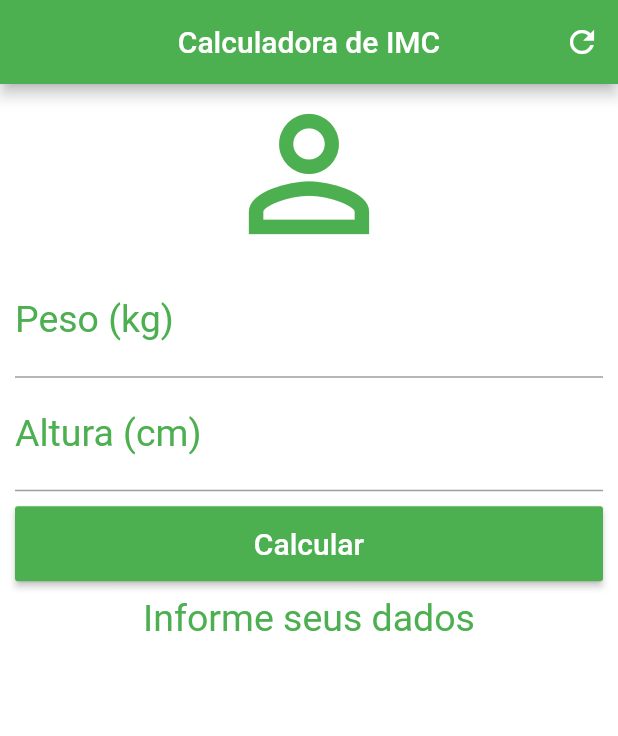
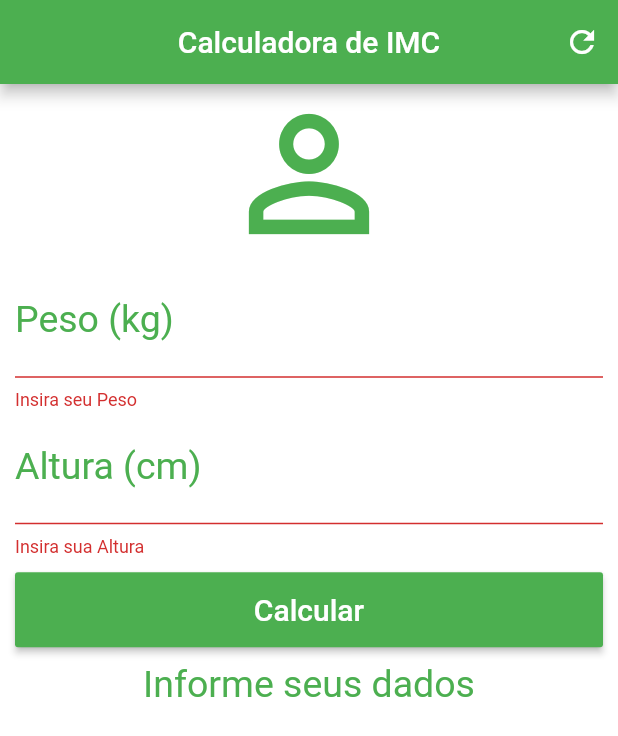
Before and after one commit to joaoprosa/calcImc_app, a Flutter app: the screen it shows after launch, after a tap on "Calcular", on a phone screen of 412 x 824 dp. Shown: the top 736 px of the screen. Run offline on Flutter 3.47's test engine with Material 2 defaults, Android fonts, the phone set to English and light mode, and no system bars.

Commit message:
Aplicativo Finalizado

```diff
--- a/lib/main.dart
+++ b/lib/main.dart
@@ -18,13 +18,15 @@ class _HomeState extends State<Home> {
 
   String _infoText = "Informe seus dados";
 
+  GlobalKey<FormState> _formKey = GlobalKey<FormState>();
+
   void _resetFields() {
     weightController.text = "";
     heightController.text = "";
     setState(() {
       _infoText = "Informe seus dados!";
+      _formKey = GlobalKey<FormState>();
     });
-
   }
 
   void calculate() {
@@ -36,15 +38,15 @@ class _HomeState extends State<Home> {
       print(imc);
       if (imc < 18.6) {
         _infoText = "Abaixo do Peso (${imc.toStringAsPrecision(3)})";
-      } else if(imc >= 18.6 && imc < 24.9){
+      } else if (imc >= 18.6 && imc < 24.9) {
         _infoText = "Peso Ideal (${imc.toStringAsPrecision(3)})";
-      } else if(imc >= 24.9 && imc < 29.9){
+      } else if (imc >= 24.9 && imc < 29.9) {
         _infoText = "Levemente Acima do Peso (${imc.toStringAsPrecision(3)})";
-      } else if(imc >= 29.9 && imc < 34.9){
+      } else if (imc >= 29.9 && imc < 34.9) {
         _infoText = "Obesidade Grau I (${imc.toStringAsPrecision(3)})";
-      } else if(imc >= 34.9 && imc < 39.9){
+      } else if (imc >= 34.9 && imc < 39.9) {
         _infoText = "Obesidade Grau II (${imc.toStringAsPrecision(3)})";
-      } else if(imc >= 40){
+      } else if (imc >= 40) {
         _infoText = "Obesidade Grau III (${imc.toStringAsPrecision(3)})";
       }
     });
@@ -67,11 +69,13 @@ class _HomeState extends State<Home> {
       backgroundColor: Colors.white,
       body: SingleChildScrollView(
           padding: EdgeInsets.fromLTRB(10.0, 0.0, 10.0, 0.0),
+          child: Form(
+            key: _formKey,
             child: Column(
               crossAxisAlignment: CrossAxisAlignment.stretch,
               children: <Widget>[
                 Icon(Icons.person_outline, size: 120.0, color: Colors.green),
-            TextField(
+                TextFormField(
                   keyboardType: TextInputType.number,
                   decoration: InputDecoration(
                     labelText: "Peso (kg)",
@@ -80,8 +84,13 @@ class _HomeState extends State<Home> {
                   textAlign: TextAlign.center,
                   style: TextStyle(color: Colors.green, fontSize: 25.0),
                   controller: weightController,
+                  validator: (value) {
+                    if (value.isEmpty) {
+                      return "Insira seu Peso";
+                    }
+                  },
                 ),
-            TextField(
+                TextFormField(
                   keyboardType: TextInputType.number,
                   decoration: InputDecoration(
                     labelText: "Altura (cm)",
@@ -90,13 +99,22 @@ class _HomeState extends State<Home> {
                   textAlign: TextAlign.center,
                   style: TextStyle(color: Colors.green, fontSize: 25.0),
                   controller: heightController,
+                  validator: (value){
+                    if(value.isEmpty){
+                      return "Insira sua Altura";
+                    }
+                  },
                 ),
                 Padding(
                     padding: EdgeInsets.only(top: 10.0, bottom: 10.0),
                     child: Container(
                       height: 50.0,
                       child: RaisedButton(
-                    onPressed: calculate,
+                        onPressed: (){
+                          if(_formKey.currentState.validate()){
+                            calculate();
+                          }
+                        },
                         child: Text(
                           "Calcular",
                           style: TextStyle(color: Colors.white, fontSize: 20.0),
@@ -114,6 +132,7 @@ class _HomeState extends State<Home> {
                 ),
               ],
             ),
+          )
       ),
     );
   }
```
Lines whose indentation alone changed are shown as unchanged.
